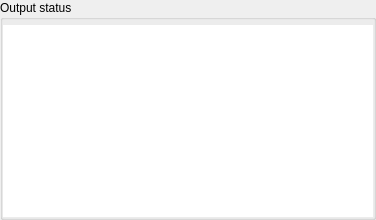
mrehkopf/vcs, file src/display/qt/windows/ControlPanel/Output/Status.ui: the form before one commit.
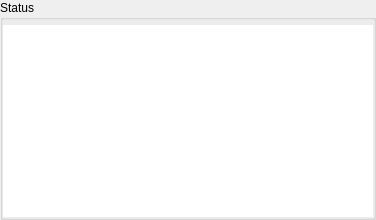
The form after the commit. Custom widgets are drawn as their Qt base class.

Patch:
```diff
--- a/src/display/qt/windows/ControlPanel/Output/Status.ui
+++ b/src/display/qt/windows/ControlPanel/Output/Status.ui
@@ -38,7 +38,7 @@
       </sizepolicy>
      </property>
      <property name="title">
-      <string>Output status</string>
+      <string>Status</string>
      </property>
      <layout class="QVBoxLayout" name="verticalLayout_2">
       <property name="spacing">
```
